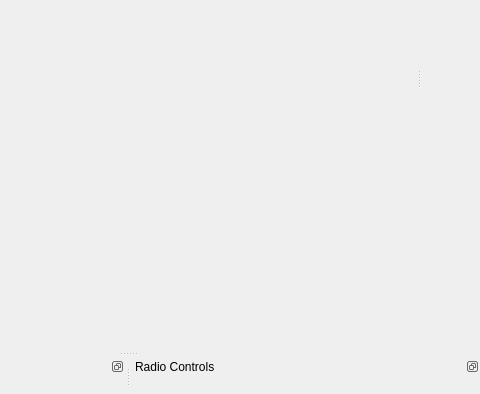
This is Frontend/Windows/MainWindow/mainwindow.ui in WPI-HPRC/gs-control-2024-2025 as Qt 5 draws it before an edit; both pictures show x 225 to 705 and y 196 to 590 of the 705 by 590 pixel window. The edited form follows.
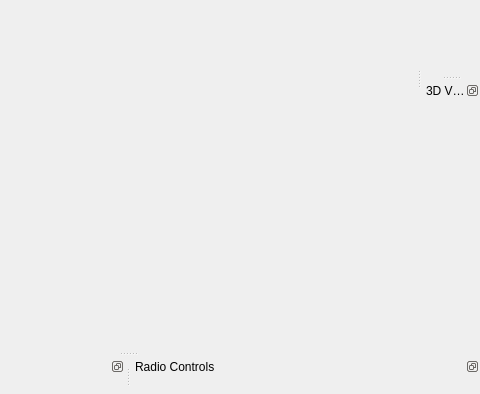
This is the edited form. Custom widgets are drawn as their Qt base class.

Commit message:
added 3D viewer to main window
Also added the LIFT rocket STL, but we may need to change the coordinate system on it before exporting

What changed in the file:
```diff
--- a/Frontend/Windows/MainWindow/mainwindow.ui
+++ b/Frontend/Windows/MainWindow/mainwindow.ui
@@ -115,6 +115,24 @@
     </layout>
    </widget>
   </widget>
+  <widget class="QDockWidget" name="dockWidget_4">
+   <property name="features">
+    <set>QDockWidget::DockWidgetFeature::DockWidgetFloatable|QDockWidget::DockWidgetFeature::DockWidgetMovable</set>
+   </property>
+   <property name="windowTitle">
+    <string>3D View</string>
+   </property>
+   <attribute name="dockWidgetArea">
+    <number>2</number>
+   </attribute>
+   <widget class="QWidget" name="dockWidgetContents_3">
+    <layout class="QGridLayout" name="gridLayout_6">
+     <item row="0" column="0">
+      <widget class="Viewer3D" name="widget_7" native="true"/>
+     </item>
+    </layout>
+   </widget>
+  </widget>
  </widget>
  <customwidgets>
   <customwidget>
@@ -147,6 +165,12 @@
    <header>Frontend/Windows/RadioPerformanceWindow/radioperformancewindow.h</header>
    <container>1</container>
   </customwidget>
+  <customwidget>
+   <class>Viewer3D</class>
+   <extends>QWidget</extends>
+   <header>Frontend/Widgets/Viewer3D/Viewer3D.h</header>
+   <container>1</container>
+  </customwidget>
  </customwidgets>
  <resources/>
  <connections/>
```
The commit also changes 2 other files.
